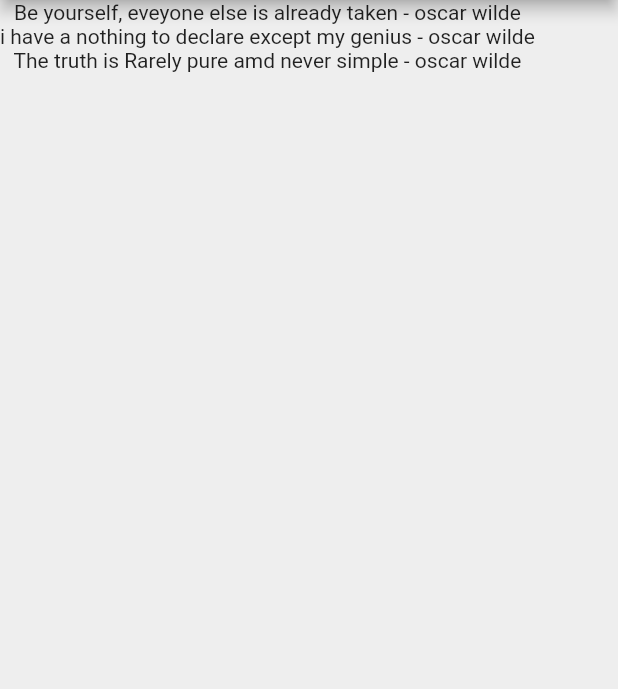
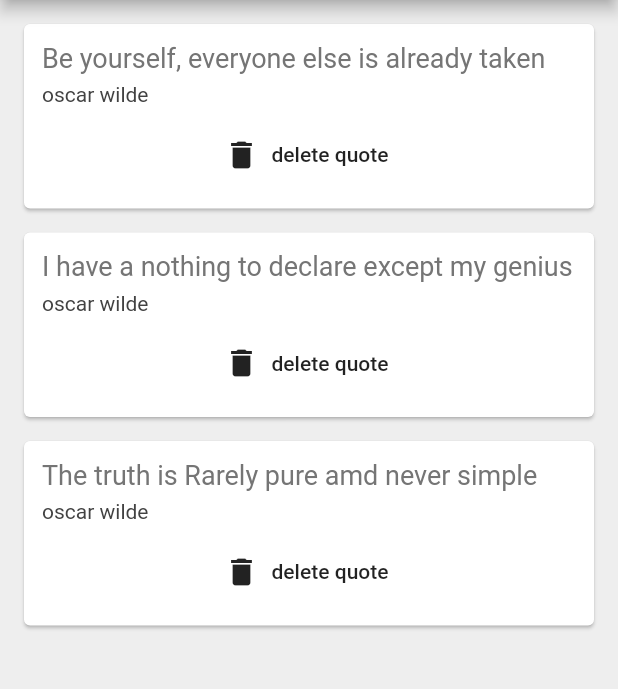
Before and after one commit to neeladalja14/myapp1, a Flutter app: the screen it shows after launch, on a phone screen of 412 x 824 dp, the part 84-773 px from its top. Run offline on Flutter 3.47's test engine with Material 2 defaults, Android fonts, the phone set to English and light mode, and no system bars.

Commit message:
this commit has the quote delete feature. the feature is based on a function which is passed as a parameter and when the delete button is used, the quotes deletes. however, the quotes come back when refreshed or re run the app because its is hard coded in the main.dart file.

```diff
--- a/flutterapp/quotes/lib/main.dart
+++ b/flutterapp/quotes/lib/main.dart
@@ -1,5 +1,6 @@
 import 'package:flutter/material.dart';
 import 'quote.dart';
+import 'quote_card.dart';
 
 void main() => runApp(MaterialApp(
   home: QuoteList(),
@@ -13,11 +14,12 @@
 
 class _QuoteListState extends State<QuoteList> {
 
-  List<Quote> qoutes =[
-    Quote(author: 'oscar wilde', text: 'Be yourself, eveyone else is already taken'),
-    Quote(author: 'oscar wilde', text: 'i have a nothing to declare except my genius'),
+  List<Quote> quotes =[
+    Quote(author: 'oscar wilde', text: 'Be yourself, everyone else is already taken'),
+    Quote(author: 'oscar wilde', text: 'I have a nothing to declare except my genius'),
     Quote(author: 'oscar wilde', text: 'The truth is Rarely pure amd never simple'),
   ];
+
 
   @override
   Widget build(BuildContext context) {
@@ -29,7 +31,14 @@
         backgroundColor: Colors.redAccent,
       ),
       body: Column(
-        children: qoutes.map((quote) => Text('${quote.text} - ${quote.author}')).toList(),
+        children: quotes.map((quote) => QuoteCard(
+            quote: quote,
+          delete: () {
+              setState(() {
+                quotes.remove(quote);
+              });
+          }
+        )).toList(),
       )
     );
   }
--- /dev/null
+++ b/flutterapp/quotes/lib/quote_card.dart
@@ -0,0 +1,45 @@
+import 'package:flutter/material.dart';
+import 'quote.dart';
+
+class QuoteCard extends StatelessWidget {
+
+  final Quote quote;
+  final Function delete;
+  QuoteCard({this.quote, this.delete});
+
+  @override
+  Widget build(BuildContext context) {
+    return Card(
+        margin: EdgeInsets.fromLTRB(16.0, 16.0, 16.0, 0),
+        child: Padding(
+          padding: const EdgeInsets.all(12.0),
+          child: Column(
+            crossAxisAlignment: CrossAxisAlignment.stretch,
+            children: <Widget>[
+              Text(
+                quote.text,
+                style: TextStyle(
+                  fontSize: 18.0,
+                  color: Colors.grey[600],
+                ),
+              ),
+              SizedBox(height: 6.0),
+              Text(
+                quote.author,
+                style: TextStyle(
+                    fontSize: 14.0,
+                    color: Colors.grey[800]
+                ),
+              ),
+              SizedBox(height: 8.0),
+              FlatButton.icon(
+                onPressed: delete,
+                label: Text('delete quote'),
+                icon: Icon(Icons.delete),
+              )
+            ],
+          ),
+        ),
+    );
+  }
+}
```
